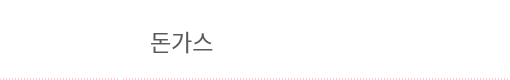
gimmjuu/AIHomeMadeChef, file UI/Recipe_Item.ui: the form before one commit.
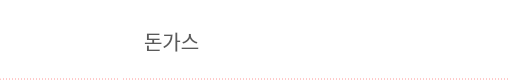
The form after the commit. Icons and pictures are not drawn.

The edit to the form file:
```diff
--- a/UI/Recipe_Item.ui
+++ b/UI/Recipe_Item.ui
@@ -77,7 +77,7 @@
    <widget class="QLabel" name="label_2">
     <property name="geometry">
      <rect>
-      <x>143</x>
+      <x>138</x>
       <y>20</y>
       <width>290</width>
       <height>41</height>
@@ -86,7 +86,7 @@
     <property name="font">
      <font>
       <family>티머니 둥근바람 ExtraBold</family>
-      <pointsize>17</pointsize>
+      <pointsize>15</pointsize>
      </font>
     </property>
     <property name="styleSheet">
```
